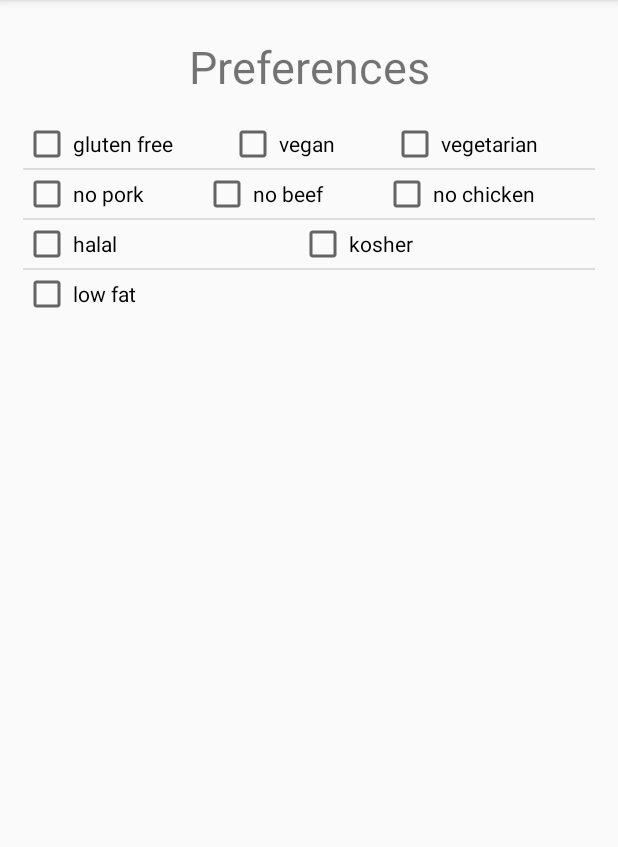
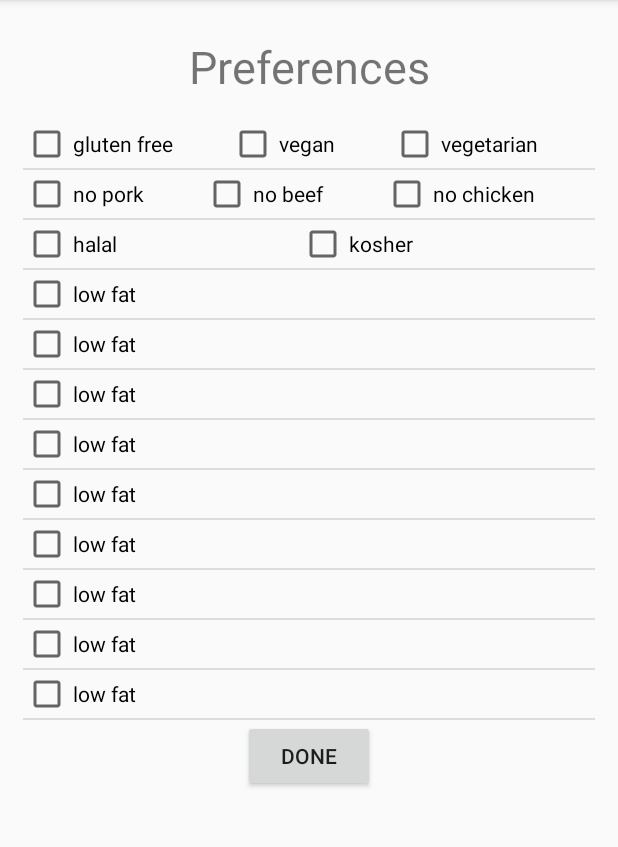
Before and after one commit to DandyHacks2018/Duck-A-L-Orange, an Android app: the Preferences screen opened directly, with no data from a screen before it, on a phone screen of 412 x 824 dp, the part 84-931 px from its top. Run offline under Robolectric (Android 15) with nearby library versions, the phone set to English and light mode, and no system bars.

Commit message:
edited preferences layout

```diff
--- a/app/src/main/res/layout/activity_preferences.xml
+++ b/app/src/main/res/layout/activity_preferences.xml
@@ -145,6 +145,135 @@
 
             </TableRow>
 
+            <TableRow
+                android:layout_width="match_parent"
+                android:layout_height="match_parent"
+                android:gravity="center_horizontal">
+
+                <CheckBox
+                    android:id="@+id/pref8"
+                    android:layout_width="wrap_content"
+                    android:layout_height="match_parent"
+                    android:layout_weight="1"
+                    android:padding="1dp"
+                    android:text="low fat" />
+
+            </TableRow>
+
+            <TableRow
+                android:layout_width="match_parent"
+                android:layout_height="match_parent"
+                android:gravity="center_horizontal">
+
+                <CheckBox
+                    android:id="@+id/pref8"
+                    android:layout_width="wrap_content"
+                    android:layout_height="match_parent"
+                    android:layout_weight="1"
+                    android:padding="1dp"
+                    android:text="low fat" />
+
+            </TableRow>
+
+            <TableRow
+                android:layout_width="match_parent"
+                android:layout_height="match_parent"
+                android:gravity="center_horizontal">
+
+                <CheckBox
+                    android:id="@+id/pref8"
+                    android:layout_width="wrap_content"
+                    android:layout_height="match_parent"
+                    android:layout_weight="1"
+                    android:padding="1dp"
+                    android:text="low fat" />
+
+            </TableRow>
+
+            <TableRow
+                android:layout_width="match_parent"
+                android:layout_height="match_parent"
+                android:gravity="center_horizontal">
+
+                <CheckBox
+                    android:id="@+id/pref8"
+                    android:layout_width="wrap_content"
+                    android:layout_height="match_parent"
+                    android:layout_weight="1"
+                    android:padding="1dp"
+                    android:text="low fat" />
+
+            </TableRow>
+
+            <TableRow
+                android:layout_width="match_parent"
+                android:layout_height="match_parent"
+                android:gravity="center_horizontal">
+
+                <CheckBox
+                    android:id="@+id/pref8"
+                    android:layout_width="wrap_content"
+                    android:layout_height="match_parent"
+                    android:layout_weight="1"
+                    android:padding="1dp"
+                    android:text="low fat" />
+
+            </TableRow>
+
+            <TableRow
+                android:layout_width="match_parent"
+                android:layout_height="match_parent"
+                android:gravity="center_horizontal">
+
+                <CheckBox
+                    android:id="@+id/pref8"
+                    android:layout_width="wrap_content"
+                    android:layout_height="match_parent"
+                    android:layout_weight="1"
+                    android:padding="1dp"
+                    android:text="low fat" />
+
+            </TableRow>
+
+            <TableRow
+                android:layout_width="match_parent"
+                android:layout_height="match_parent"
+                android:gravity="center_horizontal">
+
+                <CheckBox
+                    android:id="@+id/pref8"
+                    android:layout_width="wrap_content"
+                    android:layout_height="match_parent"
+                    android:layout_weight="1"
+                    android:padding="1dp"
+                    android:text="low fat" />
+
+            </TableRow>
+
+            <TableRow
+                android:layout_width="match_parent"
+                android:layout_height="match_parent"
+                android:gravity="center_horizontal">
+
+                <CheckBox
+                    android:id="@+id/pref8"
+                    android:layout_width="wrap_content"
+                    android:layout_height="match_parent"
+                    android:layout_weight="1"
+                    android:padding="1dp"
+                    android:text="low fat" />
+
+            </TableRow>
+
+            <Button
+                android:id="@+id/button4"
+                android:layout_width="wrap_content"
+                android:layout_height="48dp"
+                android:layout_marginBottom="45dp"
+                android:text="@string/button_done" />
+
         </LinearLayout>
+
     </ScrollView>
+
 </android.support.constraint.ConstraintLayout>
```
